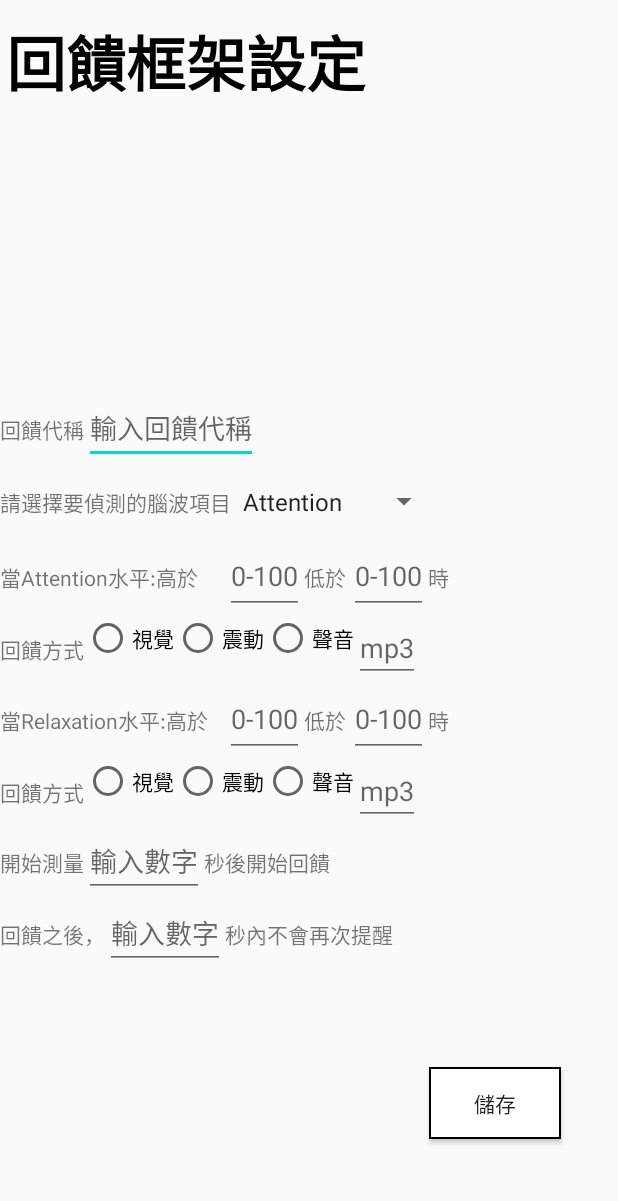
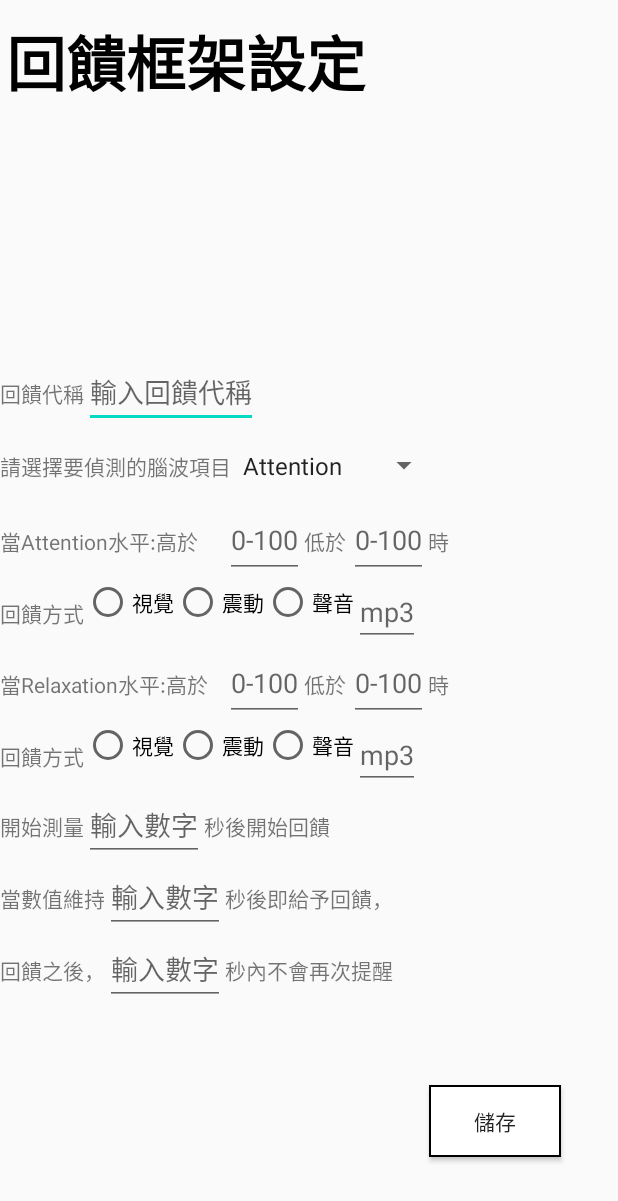
Before and after one commit to zhongkai886/-Interactive_learning_technology_APP, an Android app: the fragment AddFeedbackFrameSetting shown on its own in the app's theme, after a tap on "儲存", on a phone screen of 412 x 824 dp. Shown: the top 1201 px of the screen. Run offline under Robolectric (Android 15) with nearby library versions, the phone set to English and light mode, and no system bars; 3 statements that could not run were skipped.

Commit message:
v1.1.2 欄位增加 維持時間秒數

```diff
--- a/app/build.gradle
+++ b/app/build.gradle
@@ -17,7 +17,7 @@ android {
         minSdkVersion 23
         targetSdkVersion 29
         versionCode 1
-        versionName "1.1"
+        versionName "1.1.2"
 
         testInstrumentationRunner "androidx.test.runner.AndroidJUnitRunner"
     }
--- a/app/src/main/java/com/example/user/interactive_learning_technology_app/mindanalysis/mbti/tyes/DataSearch/SearchFragment/DataSearchFragment.java
+++ b/app/src/main/java/com/example/user/interactive_learning_technology_app/mindanalysis/mbti/tyes/DataSearch/SearchFragment/DataSearchFragment.java
@@ -178,7 +178,7 @@ public class DataSearchFragment extends Fragment implements View.OnClickListener
                     averageAttention,averageRelaxation,detectTimeCount,secondsOutput,feedbackSecondOutput,pointInTime);
             detectDataList.add(detectData);
             Log.d("刷新",""+detectData.getDetectTime());
-            Log.d("LOLOLOLO",""+relaxationMax);
+            Log.d("LOLOLOLO",""+feedBackSecondsGap);
 
         }
         cursor.close();
--- a/app/src/main/java/com/example/user/interactive_learning_technology_app/mindanalysis/mbti/tyes/DataSearch/SearchFragment/Edit_DetectDataFragment.java
+++ b/app/src/main/java/com/example/user/interactive_learning_technology_app/mindanalysis/mbti/tyes/DataSearch/SearchFragment/Edit_DetectDataFragment.java
@@ -75,6 +75,8 @@ public class Edit_DetectDataFragment extends Fragment {
                              Bundle savedInstanceState) {
         View view = inflater.inflate(R.layout.fragment_edit__detect_data, container, false);
 //        final TextView TvId = (TextView) view.findViewById(R.id.id);
+        Log.d("question2",""+mFeedBackSecondsGap+mFeedBackPassSeconds);
+
         final TextView TvNumber = (TextView) view.findViewById(R.id.number);
         final TextView TvTimeDate =(TextView) view.findViewById(R.id.timeDate);
         final TextView TvFeedBackWay = (TextView) view.findViewById(R.id.feedBackWay);
@@ -107,9 +109,9 @@ public class Edit_DetectDataFragment extends Fragment {
         TvRelaxationMax.setText(mRelaxationMax);
 
         TvRelaxationMin.setText(mRelaxationMin);
-        TvFeedBackSecondsGap.setText(mFeedBackSecondsGap);
+        TvFeedBackSecondsGap.setText(mFeedBackSecondsGap); //間隔
 
-        TvFeedBackPassSeconds.setText(mFeedBackPassSeconds);
+        TvFeedBackPassSeconds.setText(mFeedBackPassSeconds); //開始忽略的秒數
         Log.d("lololololooooo",""+mFeedBackPassSeconds);
         TvAverageAttention.setText(mAverageAttention);
         TvAverageRelaxation.setText(mAverageRelaxation);
--- a/app/src/main/java/com/example/user/interactive_learning_technology_app/mindanalysis/mbti/tyes/DataSearch/SearchFragment/SearchAdapter.java
+++ b/app/src/main/java/com/example/user/interactive_learning_technology_app/mindanalysis/mbti/tyes/DataSearch/SearchFragment/SearchAdapter.java
@@ -129,7 +129,7 @@ public class SearchAdapter extends RecyclerView.Adapter<SearchAdapter.SearchView
                 FragmentTransaction fragmentTransaction = fragmentManager.beginTransaction();
                 fragmentTransaction.replace(R.id.center, edit_detectDataFragment);
                 fragmentTransaction.commit();
-                Log.d("question",""+mDetectData.getAttentionMax()+"////..."+mDetectData.getFeedbackPassSecond());
+                Log.d("question",""+mDetectData.getFeedbackSecondsGap()+mDetectData.getFeedbackPassSecond());
             }
         }
         );
--- a/app/src/main/java/com/example/user/interactive_learning_technology_app/mindanalysis/mbti/tyes/Detect/ChoiceFeedBackFragment.java
+++ b/app/src/main/java/com/example/user/interactive_learning_technology_app/mindanalysis/mbti/tyes/Detect/ChoiceFeedBackFragment.java
@@ -114,7 +114,7 @@ public class ChoiceFeedBackFragment extends Fragment {
             @Override
             public void onItemSelected(AdapterView<?> parent, View view, int position, long id) {
                 Integer time = parent.getPositionForView(view);
-                String timerSelect = timeSpinner[time];
+                String timerSelect = timeChange[time];
                 SharedPreferences pref = getActivity().getSharedPreferences("timeSelect", MODE_PRIVATE);
                 pref.edit()
                         .putString("USER", timerSelect)
--- a/app/src/main/java/com/example/user/interactive_learning_technology_app/mindanalysis/mbti/tyes/Detect/DetectTestFragment.java
+++ b/app/src/main/java/com/example/user/interactive_learning_technology_app/mindanalysis/mbti/tyes/Detect/DetectTestFragment.java
@@ -34,6 +34,7 @@ import static com.example.user.interactive_learning_technology_app.mindanalysis.
 import static com.example.user.interactive_learning_technology_app.mindanalysis.mbti.tyes.database.SettingDBContract.SettingDataEntry.COLUMN_AttentionMp3Uri;
 import static com.example.user.interactive_learning_technology_app.mindanalysis.mbti.tyes.database.SettingDBContract.SettingDataEntry.COLUMN_FeedBackWaySecond;
 import static com.example.user.interactive_learning_technology_app.mindanalysis.mbti.tyes.database.SettingDBContract.SettingDataEntry.COLUMN_FeedBackWayStopTipSecond;
+import static com.example.user.interactive_learning_technology_app.mindanalysis.mbti.tyes.database.SettingDBContract.SettingDataEntry.COLUMN_HoldSecond;
 import static com.example.user.interactive_learning_technology_app.mindanalysis.mbti.tyes.database.SettingDBContract.SettingDataEntry.COLUMN_RelaxationFeedBackWay;
 import static com.example.user.interactive_learning_technology_app.mindanalysis.mbti.tyes.database.SettingDBContract.SettingDataEntry.COLUMN_RelaxationMp3Uri;
 
@@ -175,9 +176,10 @@ public class DetectTestFragment extends Fragment {
             String relaxationFeedBackWay = cursor.getString(cursor.getColumnIndex(COLUMN_RelaxationFeedBackWay));
             String relaxationMp3Uri = cursor.getString(cursor.getColumnIndex(COLUMN_RelaxationMp3Uri));
             String feedBackWaySecond = cursor.getString(cursor.getColumnIndex(COLUMN_FeedBackWaySecond));
+            String feedBackWayHoldSecond = cursor.getString(cursor.getColumnIndex(COLUMN_HoldSecond));
             String feedBackWayStopTipSecond = cursor.getString(cursor.getColumnIndex(COLUMN_FeedBackWayStopTipSecond));
             FeedbackData feedbackData = new FeedbackData(id, name, item, attentionHigh, attentionLow, attentionFeedBackWay,attentionMp3Uri,
-                    relaxationHigh, relaxationLow, relaxationFeedBackWay,relaxationMp3Uri,feedBackWaySecond, feedBackWayStopTipSecond);
+                    relaxationHigh, relaxationLow, relaxationFeedBackWay,relaxationMp3Uri,feedBackWaySecond,feedBackWayHoldSecond, feedBackWayStopTipSecond);
             feedbackDataList.add(feedbackData);
             Log.d("刷新",""+feedbackData);
         }
--- a/app/src/main/java/com/example/user/interactive_learning_technology_app/mindanalysis/mbti/tyes/Experiment_Setting/FeeBackFrameSetting/AddFeedbackFrameSetting.java
+++ b/app/src/main/java/com/example/user/interactive_learning_technology_app/mindanalysis/mbti/tyes/Experiment_Setting/FeeBackFrameSetting/AddFeedbackFrameSetting.java
@@ -38,6 +38,7 @@ import static com.example.user.interactive_learning_technology_app.mindanalysis.
 import static com.example.user.interactive_learning_technology_app.mindanalysis.mbti.tyes.database.SettingDBContract.SettingDataEntry.COLUMN_AttentionMp3Uri;
 import static com.example.user.interactive_learning_technology_app.mindanalysis.mbti.tyes.database.SettingDBContract.SettingDataEntry.COLUMN_FeedBackWaySecond;
 import static com.example.user.interactive_learning_technology_app.mindanalysis.mbti.tyes.database.SettingDBContract.SettingDataEntry.COLUMN_FeedBackWayStopTipSecond;
+import static com.example.user.interactive_learning_technology_app.mindanalysis.mbti.tyes.database.SettingDBContract.SettingDataEntry.COLUMN_HoldSecond;
 import static com.example.user.interactive_learning_technology_app.mindanalysis.mbti.tyes.database.SettingDBContract.SettingDataEntry.COLUMN_ID;
 import static com.example.user.interactive_learning_technology_app.mindanalysis.mbti.tyes.database.SettingDBContract.SettingDataEntry.COLUMN_Item;
 import static com.example.user.interactive_learning_technology_app.mindanalysis.mbti.tyes.database.SettingDBContract.SettingDataEntry.COLUMN_Name;
@@ -85,6 +86,8 @@ public class AddFeedbackFrameSetting extends Fragment {
         final EditText EdtRelaxationHigh =(EditText) view.findViewById(R.id.relaxationHigh);
         final EditText EdtRelaxationLow =(EditText) view.findViewById(R.id.relaxationLow);
         final EditText EdtFbwSec =(EditText) view.findViewById(R.id.fbwSec);
+        final EditText EdtFbwHoldSecond =(EditText) view.findViewById(R.id.holdSecond);
+
         final EditText EdtFbwSecTips =(EditText) view.findViewById(R.id.fbwSecTips);
         //選取mp3
         final String mimeType = "audio/*";
@@ -167,15 +170,14 @@ public class AddFeedbackFrameSetting extends Fragment {
             public void onClick(View view) {
                 SettingDBHelper dbHelper = new SettingDBHelper(getActivity());
                 mDatabase = dbHelper.getWritableDatabase();
-                ContentValues cv = new ContentValues();
                 final String edtNameText = EdtName.getText().toString();
                 final String spinnerItemText = SpinnerItem.getSelectedItem().toString();;
                 final String edtAttentionHighText = EdtAttentionHigh.getText().toString();
                 final String edtAttentionLowText = EdtAttentionLow.getText().toString();
-//                final String AttWay;
                 final String edtRelaxationHighText = EdtRelaxationHigh.getText().toString();
                 final String edtRelaxationLowText = EdtRelaxationLow.getText().toString();
                 final String edtFbwSecText = EdtFbwSec.getText().toString();
+                final String edtFbwHoldSecText = EdtFbwHoldSecond.getText().toString();
                 final String edtFbwSecTipsText = EdtFbwSecTips.getText().toString();
 
 
@@ -190,10 +192,11 @@ public class AddFeedbackFrameSetting extends Fragment {
                         + "','" + COLUMN_RelaxationFeedBackWay
                         + "','" + COLUMN_RelaxationMp3Uri
                         + "','" + COLUMN_FeedBackWaySecond
+                        + "','" + COLUMN_HoldSecond
                         + "','" + COLUMN_FeedBackWayStopTipSecond + "' ) " +
-                        "VALUES (?,?,?,?,?,?,?,?,?,?,?,?)";
+                        "VALUES (?,?,?,?,?,?,?,?,?,?,?,?,?)";
                 Object[] mValue = new Object[]{edtNameText,spinnerItemText,edtAttentionHighText,edtAttentionLowText,attRadioId,attUri,
-                                               edtRelaxationHighText,edtRelaxationLowText,relRadioId,"",edtFbwSecText,edtFbwSecTipsText};
+                                               edtRelaxationHighText,edtRelaxationLowText,relRadioId,"",edtFbwSecText,edtFbwHoldSecText,edtFbwSecTipsText};
                 mDatabase.execSQL(sql,mValue);
 
                 Cursor c = mDatabase.query(TABLE_NAME,                                         // 資料表名字
@@ -209,6 +212,7 @@ public class AddFeedbackFrameSetting extends Fragment {
                                 COLUMN_RelaxationFeedBackWay,
                                 COLUMN_RelaxationMp3Uri,
                                 COLUMN_FeedBackWaySecond,
+                                COLUMN_HoldSecond,
                                 COLUMN_FeedBackWayStopTipSecond},  // 要取出的欄位資料
                         null,                                              // 查詢條件式
                         null,                                              // 查詢條件值字串陣列
@@ -219,11 +223,8 @@ public class AddFeedbackFrameSetting extends Fragment {
 
                 while(c.moveToNext())
                 {
-                    String id = c.getString(c.getColumnIndex(COLUMN_ID));    // 取出名字欄位資料
-                    String mp3 = c.getString(c.getColumnIndex(COLUMN_AttentionMp3Uri));
-                    String relWay = c.getString(c.getColumnIndex(COLUMN_RelaxationFeedBackWay));
-                    String attWay = c.getString(c.getColumnIndex(COLUMN_AttentionFeedBackWay));
-                    Log.v("7788",mp3+"//////"+mp3+"////"+mp3);
+                    String attWay = c.getString(c.getColumnIndex(COLUMN_HoldSecond));
+                    Log.v("7788",attWay);
 
                 }
                 final FragmentManager fragmentManager = getActivity().getSupportFragmentManager();
@@ -235,16 +236,6 @@ public class AddFeedbackFrameSetting extends Fragment {
             }
         });
         return view;
-    }
-    private Cursor getAllItems(){
-        return mDatabase.query(TABLE_NAME,
-                null,
-                null,
-                null,
-                null,
-                null,
-                COLUMN_ID + " DESC"
-        );
     }
 
     @Override
--- a/app/src/main/java/com/example/user/interactive_learning_technology_app/mindanalysis/mbti/tyes/Experiment_Setting/FeeBackFrameSetting/FeedbackFrameSettingsFragment.java
+++ b/app/src/main/java/com/example/user/interactive_learning_technology_app/mindanalysis/mbti/tyes/Experiment_Setting/FeeBackFrameSetting/FeedbackFrameSettingsFragment.java
@@ -27,6 +27,7 @@ import static com.example.user.interactive_learning_technology_app.mindanalysis.
 import static com.example.user.interactive_learning_technology_app.mindanalysis.mbti.tyes.database.SettingDBContract.SettingDataEntry.COLUMN_AttentionMp3Uri;
 import static com.example.user.interactive_learning_technology_app.mindanalysis.mbti.tyes.database.SettingDBContract.SettingDataEntry.COLUMN_FeedBackWaySecond;
 import static com.example.user.interactive_learning_technology_app.mindanalysis.mbti.tyes.database.SettingDBContract.SettingDataEntry.COLUMN_FeedBackWayStopTipSecond;
+import static com.example.user.interactive_learning_technology_app.mindanalysis.mbti.tyes.database.SettingDBContract.SettingDataEntry.COLUMN_HoldSecond;
 import static com.example.user.interactive_learning_technology_app.mindanalysis.mbti.tyes.database.SettingDBContract.SettingDataEntry.COLUMN_ID;
 import static com.example.user.interactive_learning_technology_app.mindanalysis.mbti.tyes.database.SettingDBContract.SettingDataEntry.COLUMN_Item;
 import static com.example.user.interactive_learning_technology_app.mindanalysis.mbti.tyes.database.SettingDBContract.SettingDataEntry.COLUMN_Name;
@@ -136,9 +137,10 @@ public class FeedbackFrameSettingsFragment extends Fragment {
             String relaxationFeedBackWay = cursor.getString(cursor.getColumnIndex(COLUMN_RelaxationFeedBackWay));
             String relaxationMp3Uri = cursor.getString(cursor.getColumnIndex(COLUMN_RelaxationMp3Uri));
             String feedBackWaySecond = cursor.getString(cursor.getColumnIndex(COLUMN_FeedBackWaySecond));
+            String feedBackWayHoldSecond = cursor.getString(cursor.getColumnIndex(COLUMN_HoldSecond));
             String feedBackWayStopTipSecond = cursor.getString(cursor.getColumnIndex(COLUMN_FeedBackWayStopTipSecond));
             FeedbackData feedbackData = new FeedbackData(id, name, item, attentionHigh, attentionLow, attentionFeedBackWay,
-                    attentionMp3Uri,relaxationHigh, relaxationLow, relaxationFeedBackWay,relaxationMp3Uri,feedBackWaySecond, feedBackWayStopTipSecond);
+                    attentionMp3Uri,relaxationHigh, relaxationLow, relaxationFeedBackWay,relaxationMp3Uri,feedBackWaySecond, feedBackWayHoldSecond, feedBackWayStopTipSecond);
             feedbackDataList.add(feedbackData);
             Log.d("刷新",""+feedbackData);
         }
@@ -177,6 +179,7 @@ public class FeedbackFrameSettingsFragment extends Fragment {
                 COLUMN_RelaxationFeedBackWay + " VARCHAR(250)," +
                 COLUMN_RelaxationMp3Uri + " VARCHAR(250)," +
                 COLUMN_FeedBackWaySecond + " VARCHAR(250)," +
+                COLUMN_HoldSecond + " VARCHAR(250)," +
                 COLUMN_FeedBackWayStopTipSecond + " VARCHAR(250)" +
                 ");";
         mDatabase.execSQL(SQL);
--- a/app/src/main/java/com/example/user/interactive_learning_technology_app/mindanalysis/mbti/tyes/Experiment_Setting/FeeBackFrameSetting/SettingAdapter.java
+++ b/app/src/main/java/com/example/user/interactive_learning_technology_app/mindanalysis/mbti/tyes/Experiment_Setting/FeeBackFrameSetting/SettingAdapter.java
@@ -114,6 +114,7 @@ public class SettingAdapter extends RecyclerView.Adapter<SettingAdapter.SettingV
                         mFeedbackData.getRelaxationLow(),
                         mFeedbackData.getRelaxationWay(),
                         mFeedbackData.getWaySecond(),
+                        mFeedbackData.getHoldSecond(),
                         mFeedbackData.getWayStopTipSecond());
 
                 FragmentTransaction fragmentTransaction = fragmentManager.beginTransaction();
--- a/app/src/main/java/com/example/user/interactive_learning_technology_app/mindanalysis/mbti/tyes/database/SettingDBContract.java
+++ b/app/src/main/java/com/example/user/interactive_learning_technology_app/mindanalysis/mbti/tyes/database/SettingDBContract.java
@@ -18,6 +18,9 @@ public class SettingDBContract {
         public static final String  COLUMN_RelaxationFeedBackWay ="relaxation_FeedBackWay";
         public static final String  COLUMN_RelaxationMp3Uri ="relaxation_Mp3Uri";
         public static final String  COLUMN_FeedBackWaySecond ="feedBackWay_Second";
+
+        public static final String  COLUMN_HoldSecond ="holder_Second";
+
         public static final String  COLUMN_FeedBackWayStopTipSecond ="feedBackWay_StopTip_Second";
     }
 }
--- a/app/src/main/res/layout/fragment_add_feedback_frame_setting.xml
+++ b/app/src/main/res/layout/fragment_add_feedback_frame_setting.xml
@@ -247,7 +247,28 @@
                 android:layout_height="wrap_content"
                 android:text="秒後開始回饋" />
         </LinearLayout>
+        <LinearLayout
+            android:layout_width="wrap_content"
+            android:layout_height="wrap_content"
+            android:orientation="horizontal">
 
+            <TextView
+                android:layout_width="wrap_content"
+                android:layout_height="wrap_content"
+                android:text="當數值維持" />
+
+            <EditText
+                android:id="@+id/holdSecond"
+                android:layout_width="wrap_content"
+                android:layout_height="wrap_content"
+                android:hint="輸入數字"
+                android:numeric="integer" />
+
+            <TextView
+                android:layout_width="wrap_content"
+                android:layout_height="wrap_content"
+                android:text="秒後即給予回饋，" />
+        </LinearLayout>
         <LinearLayout
             android:layout_width="wrap_content"
             android:layout_height="wrap_content"
```
Also changed, not shown: app/src/main/java/com/example/user/interactive_learning_technology_app/mindanalysis/mbti/tyes/Detect/DetectFragment.java (+77 -37 lines), app/src/main/java/com/example/user/interactive_learning_technology_app/mindanalysis/mbti/tyes/Experiment_Setting/FeeBackFrameSetting/Edit_FeedbackWay.java (+6 -1 lines), app/src/main/java/com/example/user/interactive_learning_technology_app/mindanalysis/mbti/tyes/Experiment_Setting/FeeBackFrameSetting/FeedbackData.java (+7 -1 lines), app/src/main/java/com/example/user/interactive_learning_technology_app/mindanalysis/mbti/tyes/database/SettingDBHelper.java (+0 -14 lines), app/src/main/res/layout/fragment_edit_feedbackway.xml (+20 -0 lines), 1 other file.
